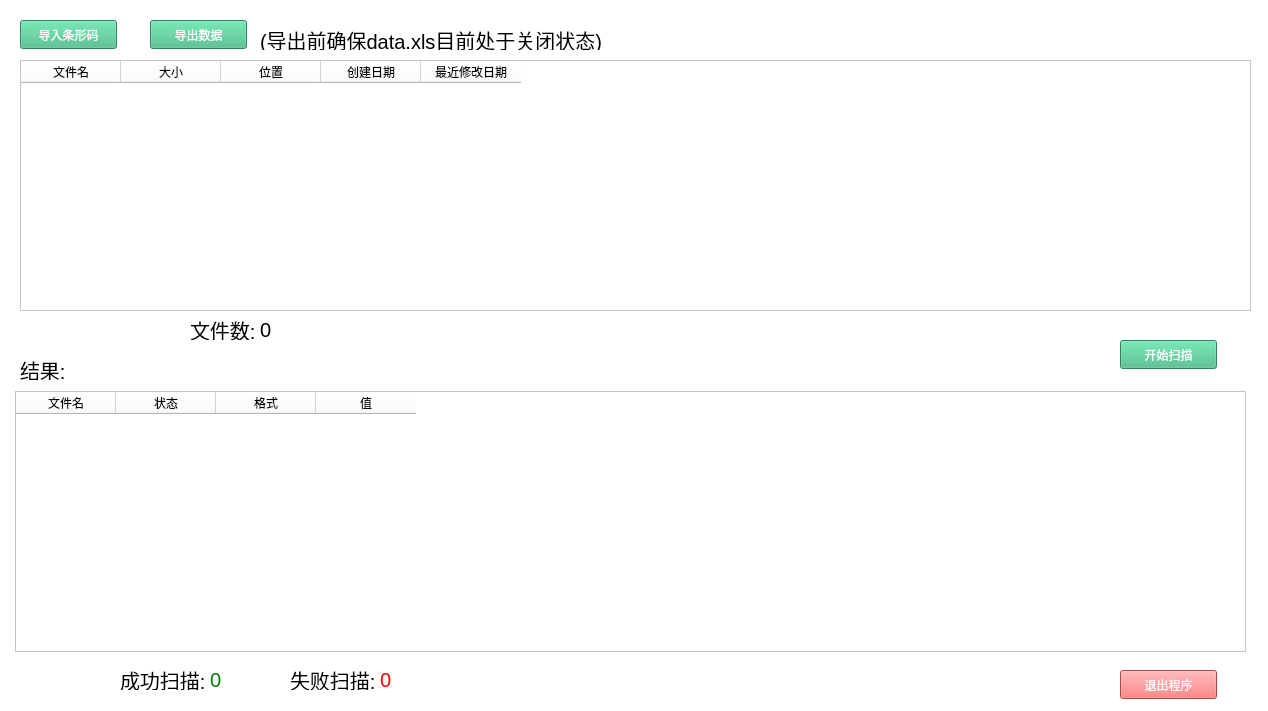
Qt form src/GUI/barcode/barcode.ui (CaseyFu/python) before a commit.
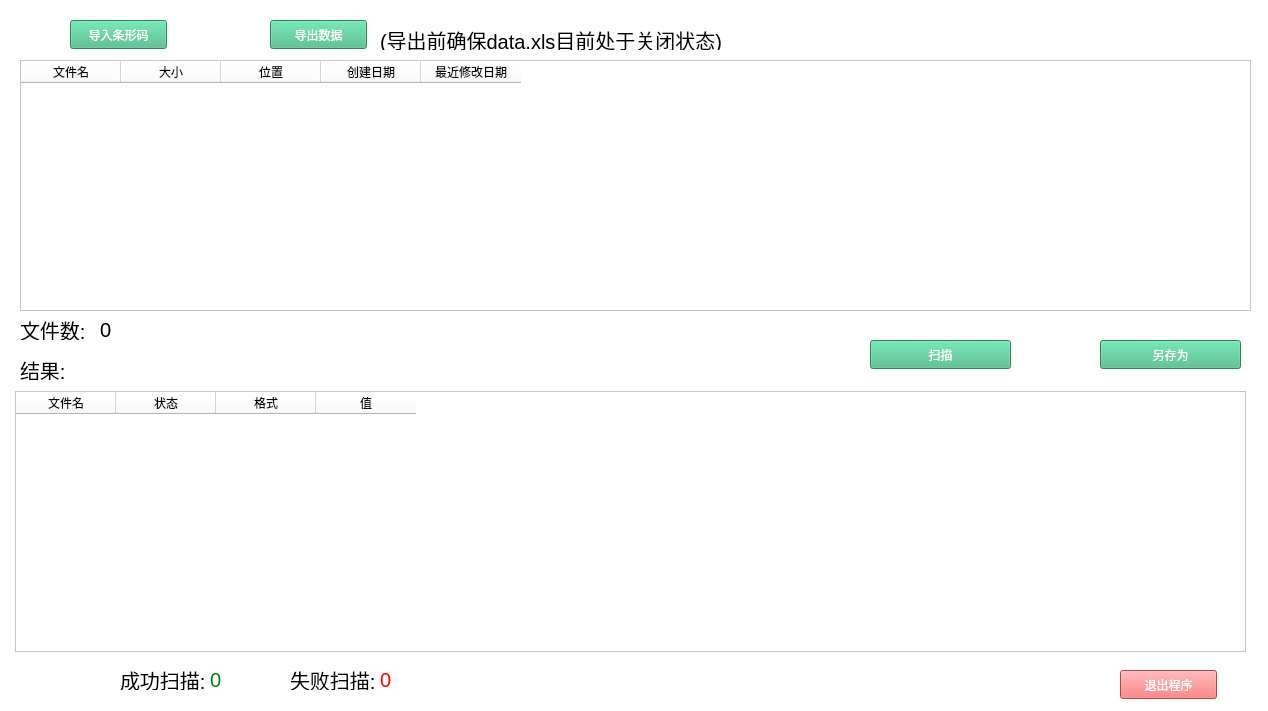
The same form after that commit. Icons and pictures are not drawn.

What changed in the file:
```diff
--- a/src/GUI/barcode/barcode.ui
+++ b/src/GUI/barcode/barcode.ui
@@ -29,9 +29,9 @@
    <widget class="QPushButton" name="scanBtn">
     <property name="geometry">
      <rect>
-      <x>1120</x>
+      <x>870</x>
       <y>340</y>
-      <width>97</width>
+      <width>141</width>
       <height>29</height>
      </rect>
     </property>
@@ -42,7 +42,7 @@
 </string>
     </property>
     <property name="text">
-     <string>开始扫描</string>
+     <string>扫描</string>
     </property>
    </widget>
    <widget class="QPushButton" name="exitBtn">
@@ -66,7 +66,7 @@
    <widget class="QPushButton" name="exportBtn">
     <property name="geometry">
      <rect>
-      <x>150</x>
+      <x>270</x>
       <y>20</y>
       <width>97</width>
       <height>29</height>
@@ -85,7 +85,7 @@
    <widget class="QPushButton" name="importBtn">
     <property name="geometry">
      <rect>
-      <x>20</x>
+      <x>70</x>
       <y>20</y>
       <width>97</width>
       <height>29</height>
@@ -104,7 +104,7 @@
    <widget class="QLabel" name="label">
     <property name="geometry">
      <rect>
-      <x>190</x>
+      <x>20</x>
       <y>320</y>
       <width>70</width>
       <height>20</height>
@@ -240,7 +240,7 @@
    <widget class="QLabel" name="totalFile">
     <property name="geometry">
      <rect>
-      <x>260</x>
+      <x>100</x>
       <y>320</y>
       <width>41</width>
       <height>20</height>
@@ -293,9 +293,9 @@
    <widget class="QLabel" name="prompt">
     <property name="geometry">
      <rect>
-      <x>310</x>
-      <y>330</y>
-      <width>555</width>
+      <x>150</x>
+      <y>340</y>
+      <width>651</width>
       <height>30</height>
      </rect>
     </property>
@@ -311,7 +311,7 @@
    <widget class="QLabel" name="label_5">
     <property name="geometry">
      <rect>
-      <x>260</x>
+      <x>380</x>
       <y>30</y>
       <width>360</width>
       <height>20</height>
@@ -325,6 +325,90 @@
      <string>(导出前确保data.xls目前处于关闭状态)</string>
     </property>
    </widget>
+   <widget class="QPushButton" name="saveBtn">
+    <property name="geometry">
+     <rect>
+      <x>1100</x>
+      <y>340</y>
+      <width>141</width>
+      <height>29</height>
+     </rect>
+    </property>
+    <property name="styleSheet">
+     <string notr="true">background:#41B883;
+color:white;
+font-family:黑体;
+</string>
+    </property>
+    <property name="text">
+     <string>另存为</string>
+    </property>
+   </widget>
+   <widget class="QLabel" name="label_6">
+    <property name="geometry">
+     <rect>
+      <x>30</x>
+      <y>20</y>
+      <width>30</width>
+      <height>30</height>
+     </rect>
+    </property>
+    <property name="text">
+     <string>&lt;html&gt;&lt;head/&gt;&lt;body&gt;&lt;p&gt;&lt;img src=&quot;:/import.png&quot; width=&quot;30&quot;/&gt;&lt;/p&gt;&lt;/body&gt;&lt;/html&gt;</string>
+    </property>
+   </widget>
+   <widget class="QLabel" name="label_7">
+    <property name="geometry">
+     <rect>
+      <x>230</x>
+      <y>20</y>
+      <width>30</width>
+      <height>30</height>
+     </rect>
+    </property>
+    <property name="text">
+     <string>&lt;html&gt;&lt;head/&gt;&lt;body&gt;&lt;p&gt;&lt;img src=&quot;:/export.png&quot; width=&quot;30&quot;/&gt;&lt;/p&gt;&lt;/body&gt;&lt;/html&gt;</string>
+    </property>
+   </widget>
+   <widget class="QLabel" name="label_8">
+    <property name="geometry">
+     <rect>
+      <x>830</x>
+      <y>340</y>
+      <width>30</width>
+      <height>30</height>
+     </rect>
+    </property>
+    <property name="text">
+     <string>&lt;html&gt;&lt;head/&gt;&lt;body&gt;&lt;p&gt;&lt;img src=&quot;:/scan.png&quot; width=&quot;30&quot;/&gt;&lt;/p&gt;&lt;/body&gt;&lt;/html&gt;</string>
+    </property>
+   </widget>
+   <widget class="QLabel" name="label_9">
+    <property name="geometry">
+     <rect>
+      <x>1060</x>
+      <y>340</y>
+      <width>30</width>
+      <height>30</height>
+     </rect>
+    </property>
+    <property name="text">
+     <string>&lt;html&gt;&lt;head/&gt;&lt;body&gt;&lt;p&gt;&lt;img src=&quot;:/save.png&quot; width=&quot;30&quot;/&gt;&lt;/p&gt;&lt;/body&gt;&lt;/html&gt;</string>
+    </property>
+   </widget>
+   <widget class="QLabel" name="label_10">
+    <property name="geometry">
+     <rect>
+      <x>1080</x>
+      <y>670</y>
+      <width>30</width>
+      <height>30</height>
+     </rect>
+    </property>
+    <property name="text">
+     <string>&lt;html&gt;&lt;head/&gt;&lt;body&gt;&lt;p&gt;&lt;img src=&quot;:/exit.png&quot; width=&quot;30&quot;/&gt;&lt;/p&gt;&lt;/body&gt;&lt;/html&gt;</string>
+    </property>
+   </widget>
   </widget>
  </widget>
  <resources/>
```
Left out of the diff: 4 changed lines with no effect on the pictures.
